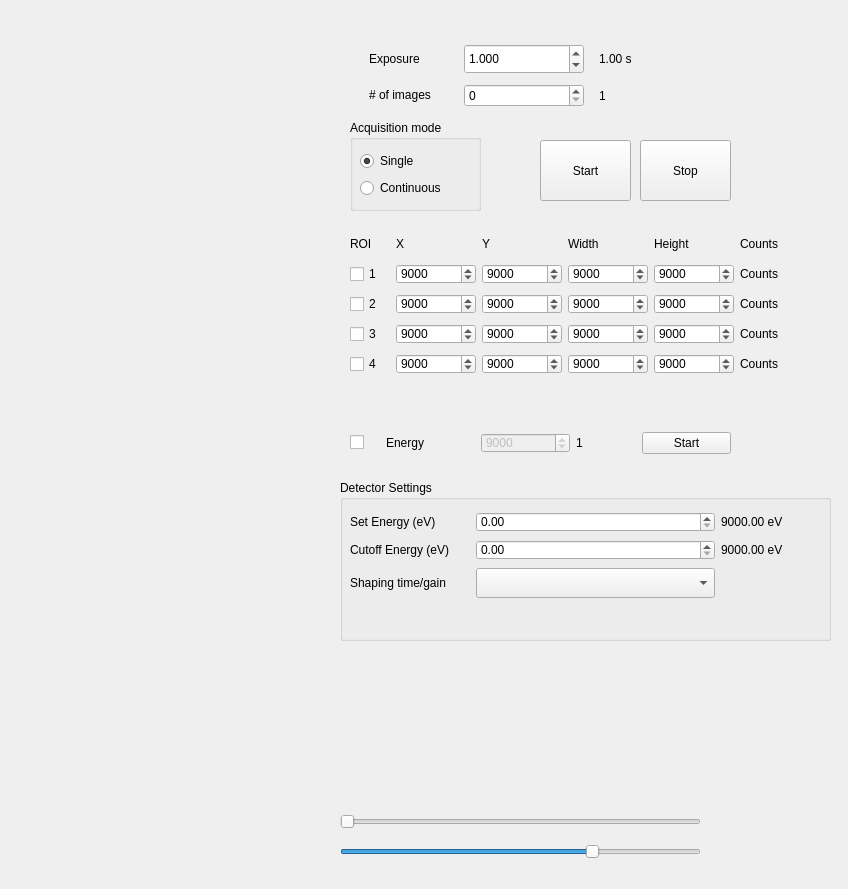
First picture: the form in isstools/ui/ui_pilatus.ui, repository NSLS-II-ISS/isstools, before the edit.
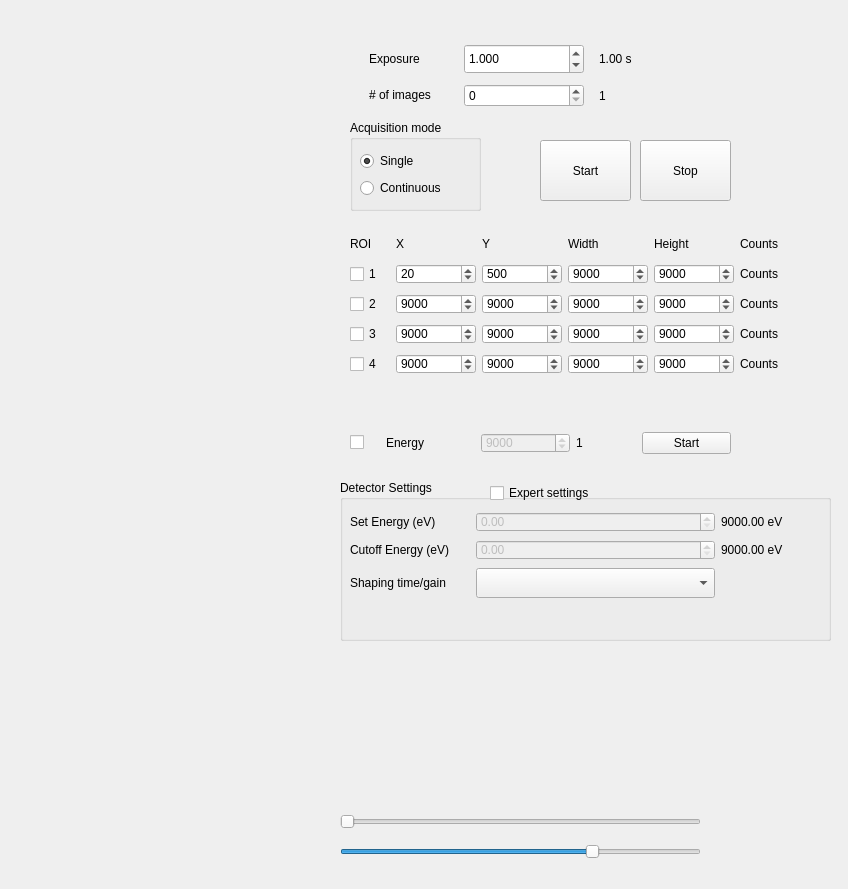
Second picture: the form after the edit.

Commit message: Added widget for Pilatus

Diff of the .ui file:
```diff
--- a/isstools/ui/ui_pilatus.ui
+++ b/isstools/ui/ui_pilatus.ui
@@ -341,7 +341,7 @@
        <number>32000</number>
       </property>
       <property name="value">
-       <number>9000</number>
+       <number>20</number>
       </property>
      </widget>
     </item>
@@ -629,7 +629,7 @@
        <number>32000</number>
       </property>
       <property name="value">
-       <number>9000</number>
+       <number>500</number>
       </property>
      </widget>
     </item>
@@ -829,7 +829,7 @@
      <item row="0" column="1">
       <widget class="QDoubleSpinBox" name="doubleSpinBox_set_energy">
        <property name="enabled">
-        <bool>true</bool>
+        <bool>false</bool>
        </property>
        <property name="maximumSize">
         <size>
@@ -842,7 +842,7 @@
      <item row="1" column="1">
       <widget class="QDoubleSpinBox" name="doubleSpinBox_cutoff_energy">
        <property name="enabled">
-        <bool>true</bool>
+        <bool>false</bool>
        </property>
        <property name="maximumSize">
         <size>
@@ -854,6 +854,19 @@
      </item>
     </layout>
    </widget>
+   <widget class="QCheckBox" name="checkBox_detector_settings">
+    <property name="geometry">
+     <rect>
+      <x>150</x>
+      <y>0</y>
+      <width>131</width>
+      <height>26</height>
+     </rect>
+    </property>
+    <property name="text">
+     <string>Expert settings</string>
+    </property>
+   </widget>
   </widget>
  </widget>
  <resources/>
```
Left out of the diff: 24 changed lines with no effect on the pictures. The commit also changes 1 other file.
